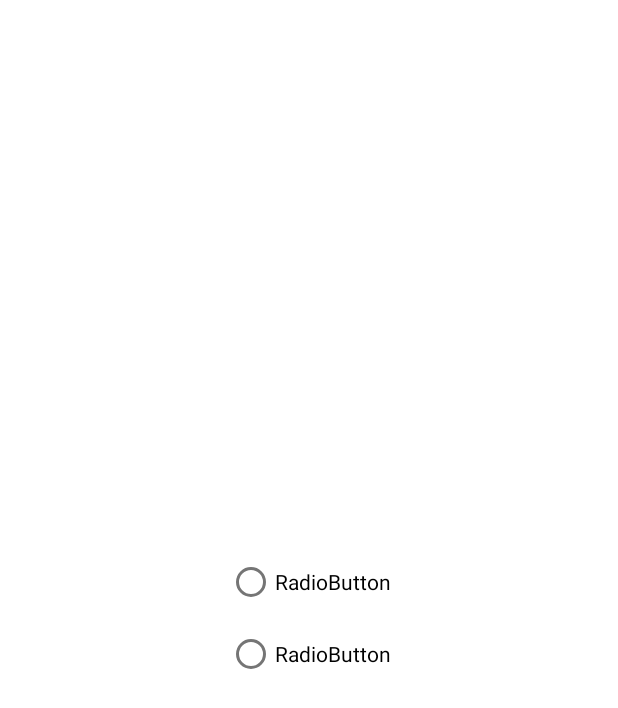
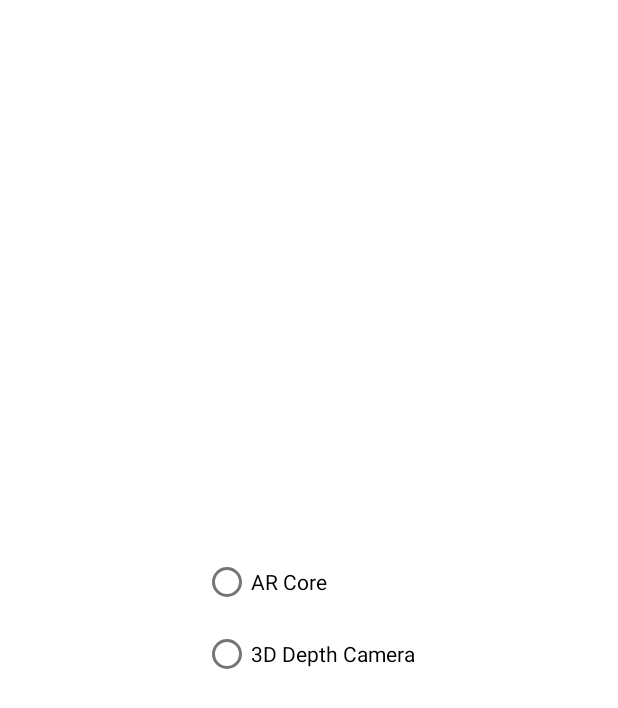
Before and after one commit to leejeonghyeok/Real_Tree2, an Android app: the layout radio_button.xml on its own in the app's theme, with its tools: preview values and no code run, on a phone screen of 412 x 824 dp. Shown: the top 708 px of the screen. Run offline under Robolectric (Android 15) with nearby library versions, the phone set to English and light mode, and no system bars.

Commit message:
10/20 12:08 최종본

```diff
--- a/app/src/main/java/edu/skku/treearium/Activity/Search/TreesAdapter.java
+++ b/app/src/main/java/edu/skku/treearium/Activity/Search/TreesAdapter.java
@@ -85,8 +85,6 @@ public class TreesAdapter extends RecyclerView.Adapter<TreesAdapter.TreesHolder>
             holder.tree_image.setImageResource(R.mipmap.tree_icon_foreground);
         }
 
-
-
         holder.expandableView.setVisibility(View.GONE);
 
         holder.itemView.setOnClickListener(new View.OnClickListener() {
@@ -103,8 +101,6 @@ public class TreesAdapter extends RecyclerView.Adapter<TreesAdapter.TreesHolder>
                 }
             }
         });
-
-
     }
 
     @Override
@@ -126,7 +122,6 @@ public class TreesAdapter extends RecyclerView.Adapter<TreesAdapter.TreesHolder>
         RelativeLayout expandableView;
         ImageView arrowBtn, tree_image;
         CardView cardView;
-
 
 
         public TreesHolder(@NonNull View itemView) {
--- a/app/src/main/res/layout/bottom_sheet_background.xml
+++ b/app/src/main/res/layout/bottom_sheet_background.xml
@@ -166,7 +166,6 @@
         android:id="@+id/xbtn"
         android:layout_width="match_parent"
         android:layout_height="40dp"
-        android:layout_marginBottom="10dp"
 
         android:background="@color/colorBlack"
         android:backgroundTint="@color/colorBlack"
--- a/app/src/main/res/layout/layout_bottom_map_show.xml
+++ b/app/src/main/res/layout/layout_bottom_map_show.xml
@@ -265,7 +265,7 @@
                         android:layout_marginRight="20dp"
                         android:padding="15dp"
                         android:textAlignment="textStart"
-                        android:text="기타"
+                        android:text="소나무"
                         android:textSize="18sp" />
 
                     <TextView
--- a/app/src/main/res/layout/radio_button.xml
+++ b/app/src/main/res/layout/radio_button.xml
@@ -13,12 +13,12 @@
             android:id="@+id/radioButton"
             android:layout_width="match_parent"
             android:layout_height="wrap_content"
-            android:text="RadioButton" />
+            android:text="AR Core" />
         <RadioButton
             android:id="@+id/radioButton2"
             android:layout_width="match_parent"
             android:layout_height="wrap_content"
-            android:text="RadioButton"
+            android:text="3D Depth Camera"
             />
     </RadioGroup>
 
--- a/app/src/main/res/menu/top_menu.xml
+++ b/app/src/main/res/menu/top_menu.xml
@@ -19,12 +19,12 @@
         <menu >
             <item
                 android:id="@+id/saveImage"
-                android:title="saveImage"
+                android:title="Save Image"
                 app:actionLayout="@layout/switch_item"
                 app:showAsAction="always" />
             <item
                 android:id="@+id/unit"
-                android:title="unit"
+                android:title="Camera Type"
                 app:actionLayout="@layout/radio_button"
                 app:showAsAction="always"></item>
         </menu>
```
Also changed, not shown: app/src/main/java/edu/skku/treearium/Activity/MainPackage/fragment2_test.java (+8 -9 lines), app/src/main/java/edu/skku/treearium/Activity/Search/SearchActivity.java (+7 -6 lines), app/src/main/java/edu/skku/treearium/Utils/TreesContent.java (+6 -1 lines).
